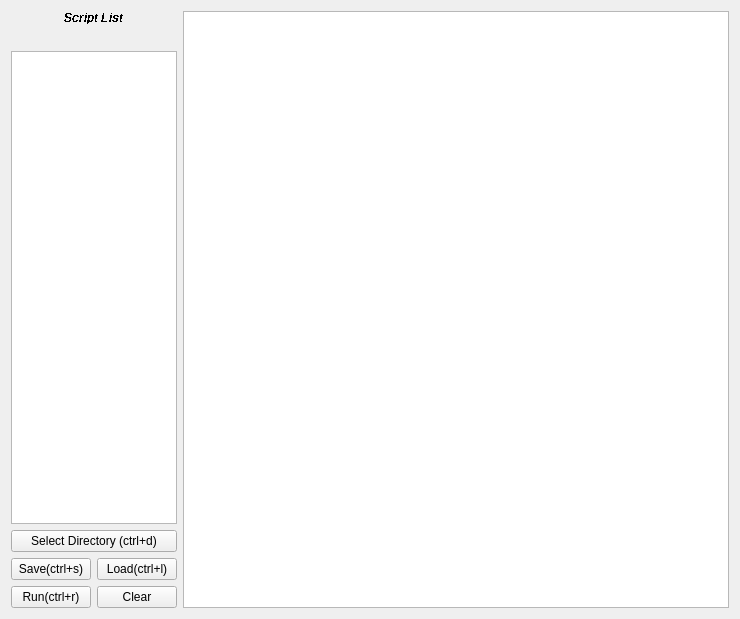
Qt form gui/ScriptWindows.ui (seounghun-chung/4uwingnet) before a commit.
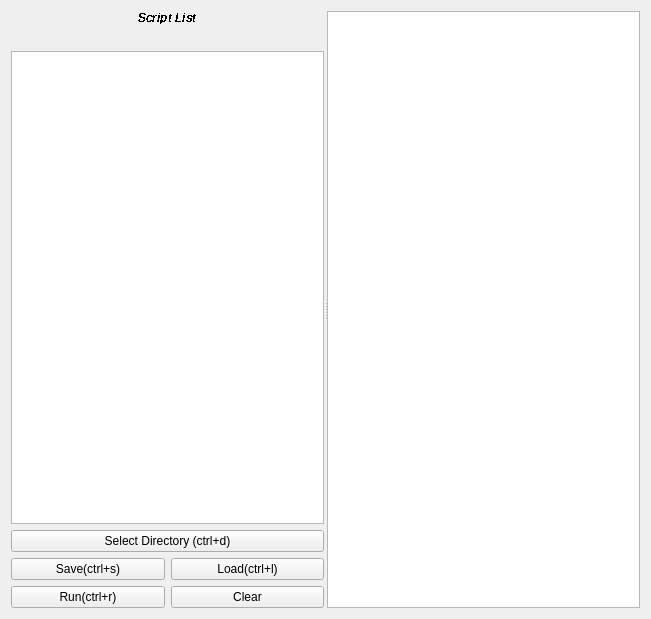
The same form after that commit. Custom widgets are drawn as their Qt base class.

Commit message: [pytool] qsplitter update

Diff of the .ui file:
```diff
--- a/gui/ScriptWindows.ui
+++ b/gui/ScriptWindows.ui
@@ -6,7 +6,7 @@
    <rect>
     <x>0</x>
     <y>0</y>
-    <width>740</width>
+    <width>651</width>
     <height>619</height>
    </rect>
   </property>
@@ -15,9 +15,18 @@
   </property>
   <layout class="QVBoxLayout" name="verticalLayout_2">
    <item>
-    <layout class="QHBoxLayout" name="horizontalLayout_2">
-     <item>
+    <widget class="QSplitter" name="splitter">
+     <property name="orientation">
+      <enum>Qt::Horizontal</enum>
+     </property>
+     <property name="handleWidth">
+      <number>3</number>
+     </property>
+     <widget class="QWidget" name="layoutWidget">
       <layout class="QVBoxLayout" name="verticalLayout">
+       <property name="sizeConstraint">
+        <enum>QLayout::SetDefaultConstraint</enum>
+       </property>
        <item>
         <widget class="QLabel" name="label">
          <property name="font">
@@ -59,15 +68,27 @@
        <item>
         <widget class="QListWidget" name="listWidget">
          <property name="sizePolicy">
-          <sizepolicy hsizetype="Ignored" vsizetype="Expanding">
+          <sizepolicy hsizetype="Preferred" vsizetype="Expanding">
            <horstretch>0</horstretch>
            <verstretch>0</verstretch>
           </sizepolicy>
          </property>
+         <property name="minimumSize">
+          <size>
+           <width>0</width>
+           <height>0</height>
+          </size>
+         </property>
         </widget>
        </item>
        <item>
         <widget class="QPushButton" name="pushButton_5">
+         <property name="sizePolicy">
+          <sizepolicy hsizetype="Preferred" vsizetype="Fixed">
+           <horstretch>0</horstretch>
+           <verstretch>0</verstretch>
+          </sizepolicy>
+         </property>
          <property name="text">
           <string>Select Directory (ctrl+d)</string>
          </property>
@@ -83,6 +104,12 @@
         <layout class="QGridLayout" name="gridLayout">
          <item row="2" column="1">
           <widget class="QPushButton" name="pushButton">
+           <property name="sizePolicy">
+            <sizepolicy hsizetype="Preferred" vsizetype="Fixed">
+             <horstretch>0</horstretch>
+             <verstretch>0</verstretch>
+            </sizepolicy>
+           </property>
            <property name="text">
             <string>Clear</string>
            </property>
@@ -91,18 +118,14 @@
            </property>
           </widget>
          </item>
-         <item row="1" column="0">
-          <widget class="QPushButton" name="pushButton_2">
-           <property name="text">
-            <string>Save(ctrl+s)</string>
-           </property>
-           <property name="shortcut">
-            <string>Ctrl+S</string>
-           </property>
-          </widget>
-         </item>
          <item row="2" column="0">
           <widget class="QPushButton" name="pushButton_4">
+           <property name="sizePolicy">
+            <sizepolicy hsizetype="Preferred" vsizetype="Fixed">
+             <horstretch>0</horstretch>
+             <verstretch>0</verstretch>
+            </sizepolicy>
+           </property>
            <property name="text">
             <string>Run(ctrl+r)</string>
            </property>
@@ -111,8 +134,30 @@
            </property>
           </widget>
          </item>
+         <item row="1" column="0">
+          <widget class="QPushButton" name="pushButton_2">
+           <property name="sizePolicy">
+            <sizepolicy hsizetype="Preferred" vsizetype="Fixed">
+             <horstretch>0</horstretch>
+             <verstretch>0</verstretch>
+            </sizepolicy>
+           </property>
+           <property name="text">
+            <string>Save(ctrl+s)</string>
+           </property>
+           <property name="shortcut">
+            <string>Ctrl+S</string>
+           </property>
+          </widget>
+         </item>
          <item row="1" column="1">
           <widget class="QPushButton" name="pushButton_3">
+           <property name="sizePolicy">
+            <sizepolicy hsizetype="Preferred" vsizetype="Fixed">
+             <horstretch>0</horstretch>
+             <verstretch>0</verstretch>
+            </sizepolicy>
+           </property>
            <property name="text">
             <string>Load(ctrl+l)</string>
            </property>
@@ -124,21 +169,22 @@
         </layout>
        </item>
       </layout>
-     </item>
-     <item>
-      <widget class="CodeEditor" name="plainTextEdit">
-       <property name="font">
-        <font>
-         <family>Consolas</family>
-         <pointsize>10</pointsize>
-        </font>
-       </property>
-      </widget>
-     </item>
-    </layout>
-   </item>
-   <item>
-    <layout class="QHBoxLayout" name="horizontalLayout"/>
+     </widget>
+     <widget class="CodeEditor" name="plainTextEdit">
+      <property name="sizePolicy">
+       <sizepolicy hsizetype="MinimumExpanding" vsizetype="Expanding">
+        <horstretch>0</horstretch>
+        <verstretch>0</verstretch>
+       </sizepolicy>
+      </property>
+      <property name="font">
+       <font>
+        <family>Consolas</family>
+        <pointsize>10</pointsize>
+       </font>
+      </property>
+     </widget>
+    </widget>
    </item>
   </layout>
  </widget>
```
The commit also changes 2 other files.
